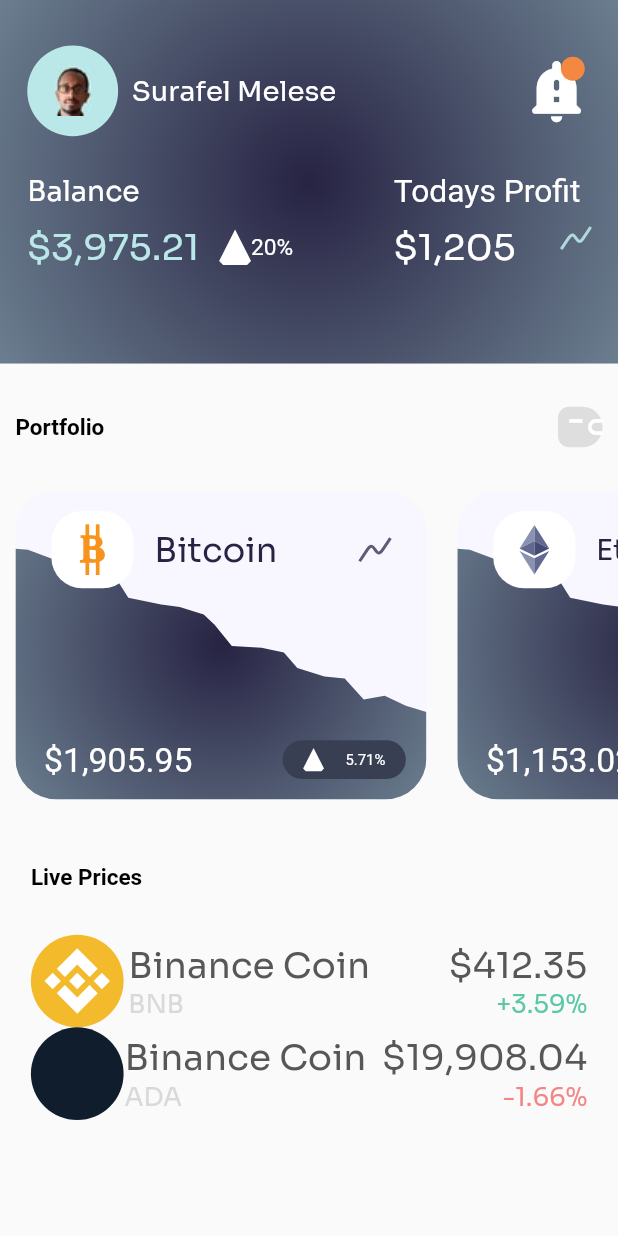
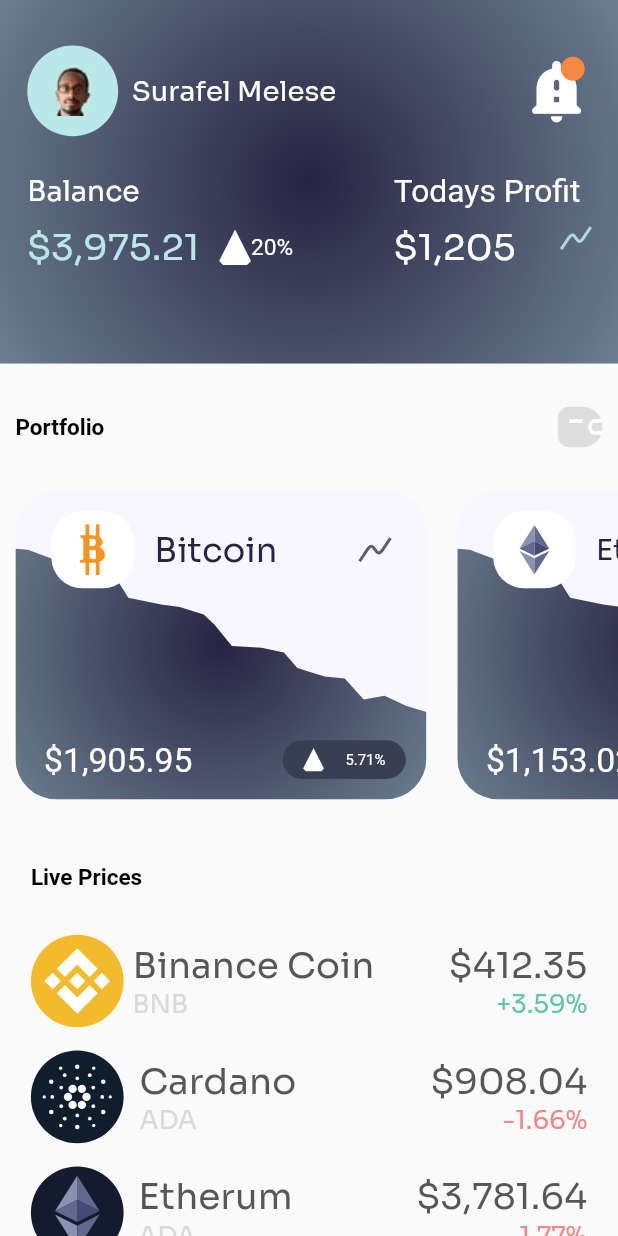
Before and after one commit to dalyathan/Kriptow, a Flutter app: the screen it shows after launch, on a phone screen of 412 x 824 dp. Run offline on Flutter 3.47's test engine with Material 2 defaults, Android fonts, the phone set to English and light mode, and no system bars; our stand-ins replace google_fonts; Roboto replaces fonts that are missing (Spartan).

Commit message:
done with the cardano icon

```diff
--- a/lib/painters/cardano.dart
+++ b/lib/painters/cardano.dart
@@ -1,5 +1,6 @@
 import '/util/vector.dart';
 import 'package:flutter/material.dart';
+import 'dart:math';
 
 class CardanoIconPainter extends CustomPainter {
   late Size iconSize;
@@ -8,6 +9,7 @@ class CardanoIconPainter extends CustomPainter {
   late VectorUtil vectorUtil;
   final double radiusDecelerationRatio = 0.035;
   final initialRadiusChangeRatio = 0.2;
+
   @override
   void paint(Canvas canvas, Size size) {
     iconSize = size;
@@ -17,6 +19,25 @@ class CardanoIconPainter extends CustomPainter {
     brush.style = PaintingStyle.fill;
     brush.strokeWidth = 2.5;
     drawBackground();
+
+    brush.color = Colors.white;
+    //brush.style = PaintingStyle.stroke;
+    brush.strokeWidth = 1;
+
+    double radius1 = size.width * 0.1;
+    drawFlatTopHexagon(radius1, radius1 * 0.45);
+
+    double radius2 = radius1 * 2;
+    drawPointyTopHexagon(radius2, radius2 * 0.1);
+
+    double radius3 = radius2 * 1.35;
+    drawFlatTopHexagon(radius3, radius3 * 0.075);
+
+    double radius4 = radius3 * 1.2;
+    drawPointyTopHexagon(radius4, radius4 * 0.075);
+
+    double radius5 = radius4 * 1.1;
+    drawFlatTopHexagon(radius5, radius5 * 0.05);
   }
 
   drawBackground() {
@@ -28,13 +49,36 @@ class CardanoIconPainter extends CustomPainter {
     myCanvas.drawCircle(center, iconSize.width * 0.5, brush);
   }
 
-  drawPointyTopHexagon(double radius) {
-    Offset zeroDegreesOffset =
+  List<Offset> pointyHexagonOffsets(double radius) {
+    Offset degrees0 =
         Offset(iconSize.width * 0.5, iconSize.height * 0.5 - radius);
-    //Offset
+    Offset degrees60 = vectorUtil.rotate(degrees0, pi / 3);
+    Offset degrees120 = vectorUtil.rotate(degrees0, 2 * pi / 3);
+    Offset degrees180 = vectorUtil.rotate(degrees0, pi);
+    Offset degrees240 = vectorUtil.rotate(degrees0, 4 * pi / 3);
+    Offset degrees300 = vectorUtil.rotate(degrees0, 5 * pi / 3);
+    return [
+      degrees0,
+      degrees60,
+      degrees120,
+      degrees180,
+      degrees240,
+      degrees300
+    ];
   }
 
-  drawFlatTopHexagon(double radius) {}
+  drawPointyTopHexagon(double hexagonRadius, double circleRadius) {
+    for (Offset center in pointyHexagonOffsets(hexagonRadius)) {
+      myCanvas.drawCircle(center, circleRadius, brush);
+    }
+  }
+
+  drawFlatTopHexagon(double hexagonRadius, double circleRadius) {
+    for (Offset center in vectorUtil.rotatePolygon(
+        pointyHexagonOffsets(hexagonRadius), pi / 6)) {
+      myCanvas.drawCircle(center, circleRadius, brush);
+    }
+  }
 
   @override
   bool shouldRepaint(covariant CustomPainter oldDelegate) => true;
--- a/lib/widgets/containers/live_prices/live_price_tab.dart
+++ b/lib/widgets/containers/live_prices/live_price_tab.dart
@@ -4,7 +4,7 @@ import 'package:google_fonts/google_fonts.dart';
 
 class LivePriceTab extends StatelessWidget {
   final double height;
-  final SuperTypeIcon icon;
+  final Widget icon;
   final String name;
   final String shortName;
   final String amountTransacted;
@@ -22,12 +22,12 @@ class LivePriceTab extends StatelessWidget {
   @override
   Widget build(BuildContext context) {
     Size size = MediaQuery.of(context).size;
-    icon.height = height;
+    //icon.height = height;
     return Row(
       children: [
         icon,
         const Spacer(
-          flex: 1,
+          flex: 2,
         ),
         Column(
           crossAxisAlignment: CrossAxisAlignment.start,
--- a/lib/widgets/containers/live_prices/live_prices.dart
+++ b/lib/widgets/containers/live_prices/live_prices.dart
@@ -1,4 +1,5 @@
 import 'package:drrrible_nuha_maulana_ahsan_crypto_app/widgets/icons/binance_coin.dart';
+import 'package:drrrible_nuha_maulana_ahsan_crypto_app/widgets/icons/etherum.dart';
 
 import '/widgets/containers/live_prices/live_price_tab.dart';
 import '/widgets/icons/cardano.dart';
@@ -13,7 +14,10 @@ class LivePrices extends StatelessWidget {
   Widget build(BuildContext context) {
     size = MediaQuery.of(context).size;
     double verticalPaddingRatio = 0.035;
-
+    double rowheight = size.width * 0.15;
+    SizedBox space = SizedBox(
+      height: rowheight * 0.25,
+    );
     return Column(
       crossAxisAlignment: CrossAxisAlignment.start,
       children: [
@@ -27,35 +31,41 @@ class LivePrices extends StatelessWidget {
                   fontWeight: FontWeight.bold,
                   fontSize: 15)),
         ),
-        //title(),
         LivePriceTab(
-          height: size.width * 0.15,
+          height: rowheight,
           amountTransacted: '412.35',
-          icon: BinanceCoinIcon(),
+          icon: BinanceCoinIcon.withHeight(rowheight),
           name: 'Binance Coin',
           percentChange: '+3.59',
           shortName: 'BNB',
         ),
+        space,
         LivePriceTab(
-          height: size.width * 0.15,
-          amountTransacted: '19,908.04',
-          icon: CardanoIcon(),
-          name: 'Binance Coin',
+          height: rowheight,
+          amountTransacted: '908.04',
+          icon: CardanoIcon.withHeight(rowheight),
+          name: 'Cardano',
           percentChange: '-1.66',
+          shortName: 'ADA',
+        ),
+        space,
+        LivePriceTab(
+          height: rowheight,
+          amountTransacted: '3,781.64',
+          icon: Container(
+            height: rowheight,
+            width: rowheight,
+            decoration: const BoxDecoration(
+                color: Color.fromRGBO(20, 27, 47, 1), shape: BoxShape.circle),
+            child: Center(
+              child: EtherumIcon.withHeight(rowheight * 0.8),
+            ),
+          ),
+          name: 'Etherum',
+          percentChange: '-1.77',
           shortName: 'ADA',
         ),
       ],
     );
   }
-
-  Widget title(String heading) => SizedBox(
-        height: size.height * 0.07,
-        width: size.width * 0.25,
-        child: FittedBox(
-          fit: BoxFit.fitWidth,
-          child: Text(heading,
-              style: GoogleFonts.sora(
-                  color: Colors.black, fontWeight: FontWeight.bold)),
-        ),
-      );
 }
--- a/lib/widgets/icons/binance_coin.dart
+++ b/lib/widgets/icons/binance_coin.dart
@@ -7,6 +7,10 @@ import 'supertype.dart';
 
 class BinanceCoinIcon extends SuperTypeIcon {
   BinanceCoinIcon({Key? key}) : super(key: key);
+
+  BinanceCoinIcon.withHeight(double height, {Key? key}) : super(key: key) {
+    super.height = height;
+  }
 
   @override
   Widget build(BuildContext context) {
--- a/lib/widgets/icons/cardano.dart
+++ b/lib/widgets/icons/cardano.dart
@@ -7,6 +7,10 @@ class CardanoIcon extends SuperTypeIcon {
     Key? key,
   }) : super(key: key);
 
+  CardanoIcon.withHeight(double height, {Key? key}) : super(key: key) {
+    super.height = height;
+  }
+
   @override
   Widget build(BuildContext context) {
     return CustomPaint(
--- a/lib/widgets/icons/etherum.dart
+++ b/lib/widgets/icons/etherum.dart
@@ -3,9 +3,9 @@ import 'package:drrrible_nuha_maulana_ahsan_crypto_app/widgets/icons/supertype.d
 import 'package:flutter/material.dart';
 
 class EtherumIcon extends SuperTypeIcon {
-  EtherumIcon({Key? key}) : super(key: key);
+  EtherumIcon({Key? key, height}) : super(key: key);
 
-  set setHeight(double height) {
+  EtherumIcon.withHeight(double height, {Key? key}) : super(key: key) {
     super.height = height;
   }
 
```
Also changed, not shown: lib/painters/bitcoin.dart (added, +23 -0 lines), lib/widgets/icons/copy_bitcoin.dart (added).
